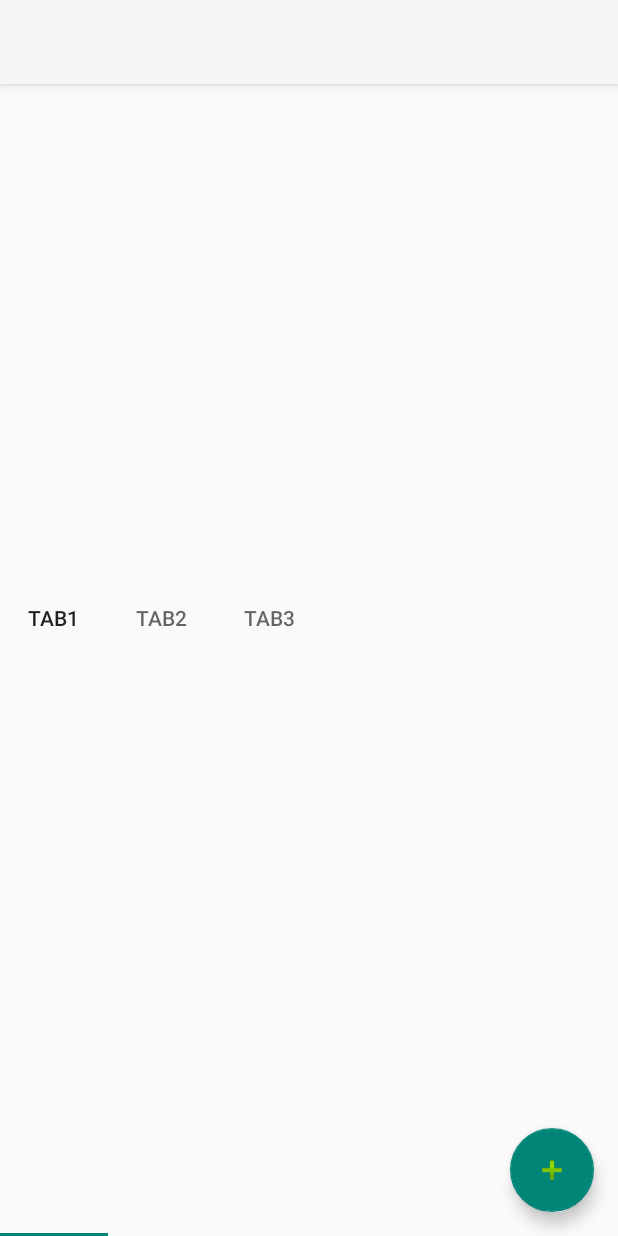
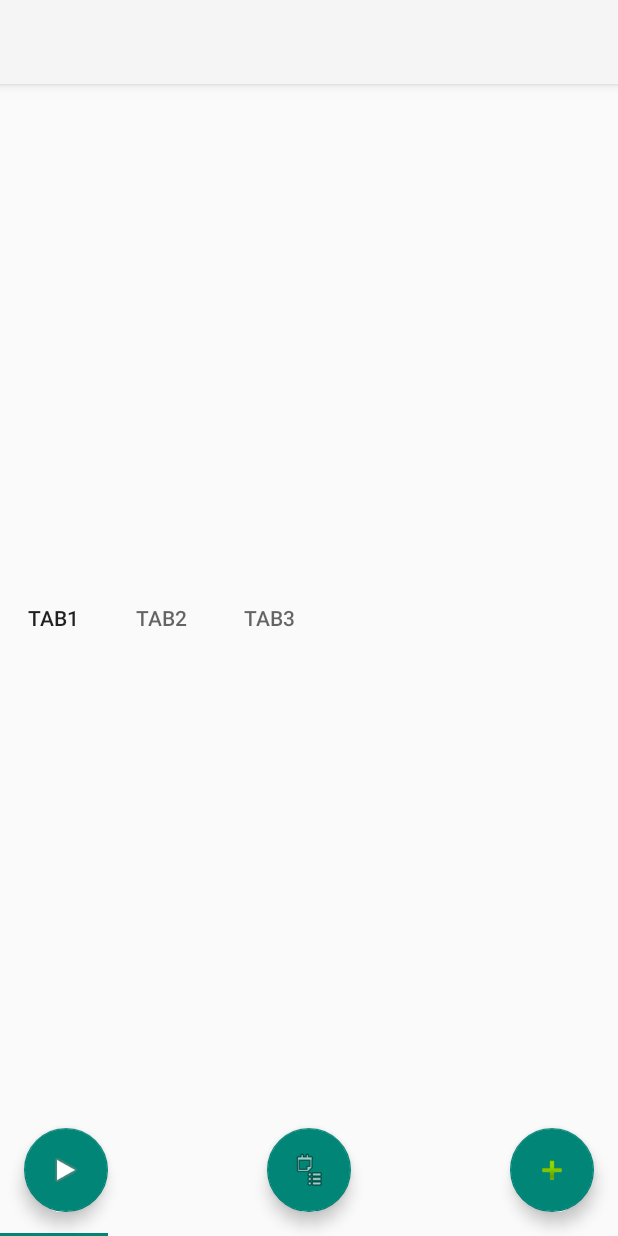
Before and after one commit to RWitak/GymDataBro, an Android app: the layout activity_main.xml on its own in the app's theme, with its tools: preview values and no code run, on a phone screen of 412 x 824 dp. Run offline under Robolectric (Android 15) with nearby library versions, the phone set to English and light mode, and no system bars.

Commit message:
Start WorkoutStepActivity with button from MainActivity.
WorkoutStepActivity doesn't start automatically at launch. Other Buttons were added as well.

Signed-off-by: RWitak <rafael.witak@gmail.com>

```diff
--- a/app/src/main/java/com/rafaelwitak/gymdatabro/activities/MainActivity.java
+++ b/app/src/main/java/com/rafaelwitak/gymdatabro/activities/MainActivity.java
@@ -2,6 +2,7 @@ package com.rafaelwitak.gymdatabro.activities;
 
 import android.content.Intent;
 import android.os.Bundle;
+import android.view.View;
 
 import androidx.appcompat.app.AppCompatActivity;
 import androidx.appcompat.widget.Toolbar;
@@ -25,7 +26,9 @@ public class MainActivity extends AppCompatActivity {
                 .build();
 
         setSupportActionBar((Toolbar) findViewById(R.id.toolbar));
+    }
 
+    public void resumeWorkout(View view) {
         Intent intent = new Intent(this, WorkoutStepActivity.class);
         startActivity(intent);
     }
--- a/app/src/main/res/layout/activity_main.xml
+++ b/app/src/main/res/layout/activity_main.xml
@@ -59,6 +59,22 @@
     </androidx.core.widget.NestedScrollView>
 
     <com.google.android.material.floatingactionbutton.FloatingActionButton
+        android:id="@+id/main_button_continue"
+        android:onClick="resumeWorkout"
+        android:layout_height="wrap_content"
+        android:layout_width="wrap_content"
+        android:src="@android:drawable/ic_media_play"
+        android:layout_gravity="bottom|start"
+        android:layout_margin="16dp" />
+    <com.google.android.material.floatingactionbutton.FloatingActionButton
+        android:id="@+id/main_button_choose"
+        android:layout_height="wrap_content"
+        android:layout_width="wrap_content"
+        android:src="@android:drawable/ic_menu_agenda"
+        android:layout_gravity="bottom|center_horizontal"
+        android:layout_margin="16dp" />
+    <com.google.android.material.floatingactionbutton.FloatingActionButton
+        android:id="@+id/main_button_add"
         android:layout_height="wrap_content"
         android:layout_width="wrap_content"
         android:src="@android:drawable/ic_input_add"
```
